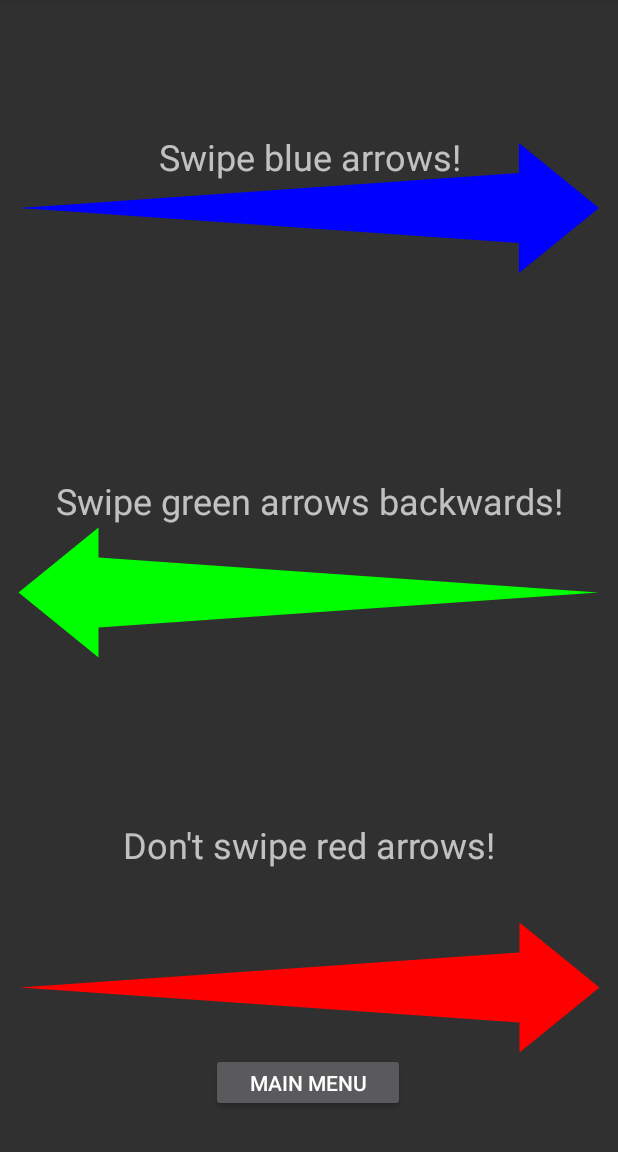
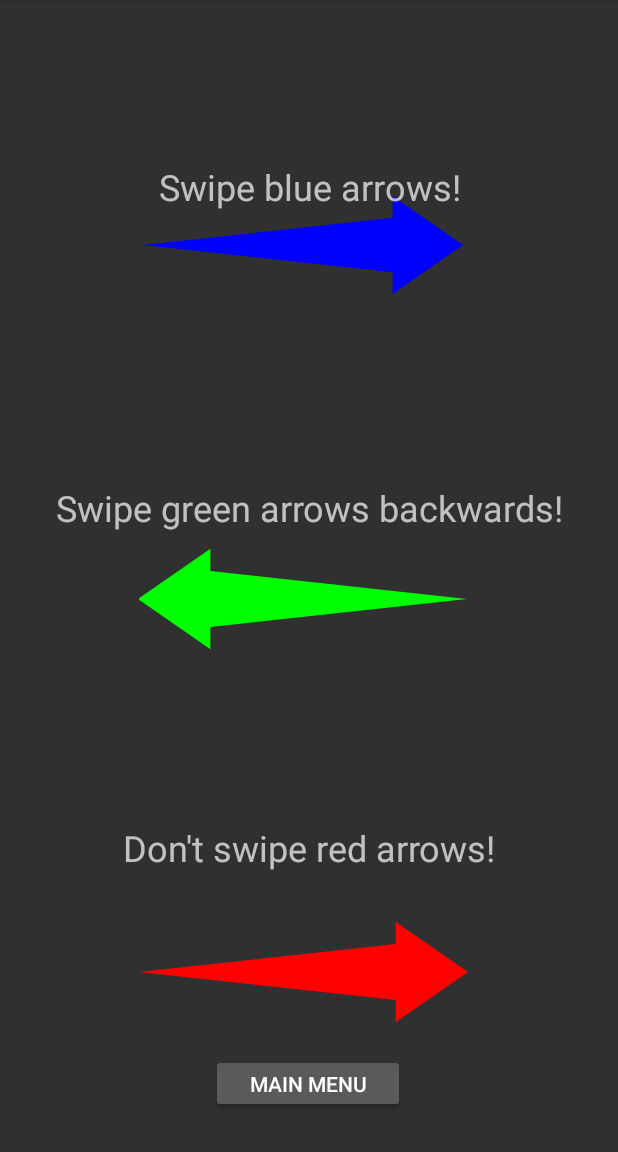
Before and after one commit to jballen73/Slash, an Android app: the InstructionsActivity screen opened directly, with no data from a screen before it, on a phone screen of 412 x 824 dp, the part 84-1236 px from its top. Run offline under Robolectric (Android 15) with nearby library versions, the phone set to English and light mode, and no system bars.

Commit message:
Arrows now are square layouts with the arrow drawn in the center of the layout and matching in size to the layout.  Arrow proportions have also been changed slightly in the process.

```diff
--- a/app/src/main/java/projects/jballen/slash/Constants.java
+++ b/app/src/main/java/projects/jballen/slash/Constants.java
@@ -4,10 +4,14 @@ class Constants {
     static final int MINIMUM_VELOCITY = 2500;
     static final double STRAIGHT_DEADBAND = .30;
     static final double DIAGONAL_DEADBAND = .6;
+
     static final float BASE_ARROW_WIDTH = 70f;
     static final float BASE_ARROW_HEIGHT = 500f;
     static final float TOP_ARROW_EXTENSION = 30;
     static final float TOP_ARROW_HEIGHT = 80;
+    static final float BASE_ARROW_HEIGHT_PERCENT = .78f;
+    static final float BASE_ARROW_WIDTH_PERCENT = .17f;
+
     static final float DOWN_ROTATION = 0;
     static final float DOWN_LEFT_ROTATION = 45;
     static final float LEFT_ROTATION = 90;
--- a/app/src/main/java/projects/jballen/slash/GameArrow.java
+++ b/app/src/main/java/projects/jballen/slash/GameArrow.java
@@ -9,10 +9,8 @@ import android.graphics.Path;
 import android.util.AttributeSet;
 import android.view.View;
 
-import static projects.jballen.slash.Constants.BASE_ARROW_HEIGHT;
-import static projects.jballen.slash.Constants.BASE_ARROW_WIDTH;
-import static projects.jballen.slash.Constants.TOP_ARROW_EXTENSION;
-import static projects.jballen.slash.Constants.TOP_ARROW_HEIGHT;
+import static projects.jballen.slash.Constants.BASE_ARROW_HEIGHT_PERCENT;
+import static projects.jballen.slash.Constants.BASE_ARROW_WIDTH_PERCENT;
 
 /**
  * TODO: document your custom view class.
@@ -22,6 +20,7 @@ public class GameArrow extends View {
     private int directionValue = 8;
     private FlingType direction;
     private Paint arrowPaint;
+    Path arrowPath;
     public GameArrow(Context context) {
         super(context);
         init(null, 0);
@@ -54,6 +53,7 @@ public class GameArrow extends View {
         arrowPaint.setColor(color);
         arrowPaint.setStyle(Paint.Style.FILL);
 
+        arrowPath =  new Path();
         // Update TextPaint and text measurements from attributes
         invalidateTextPaintAndMeasurements();
     }
@@ -66,35 +66,66 @@ public class GameArrow extends View {
     protected void onDraw(Canvas canvas) {
         super.onDraw(canvas);
 
-        // TODO: consider storing these as member variables to reduce
-        // allocations per draw cycle.
         int paddingLeft = getPaddingLeft();
         int paddingTop = getPaddingTop();
         int paddingRight = getPaddingRight();
         int paddingBottom = getPaddingBottom();
 
-        int contentWidth = getWidth() - paddingLeft - paddingRight;
-        int contentHeight = getHeight() - paddingTop - paddingBottom - (int)BASE_ARROW_HEIGHT - (int)TOP_ARROW_HEIGHT;
+        int contentWidth = (getWidth() - paddingLeft - paddingRight);
+        int contentHeight = (getHeight() - paddingTop - paddingBottom);
         canvas.save();
-        canvas.rotate(direction.getRotateAngle(), contentWidth/2, (contentHeight + BASE_ARROW_HEIGHT + TOP_ARROW_HEIGHT)/2);
+        canvas.rotate(direction.getRotateAngle(), contentWidth/2, (contentHeight)/2);
         // Draw the arrow.
         arrowPaint.setColor(color);
-        Path arrowPath = new Path();
-        arrowPath.moveTo((contentWidth)/2, (contentHeight)/2);
-        arrowPath.rLineTo(BASE_ARROW_WIDTH/2, BASE_ARROW_HEIGHT);
-        arrowPath.rLineTo(TOP_ARROW_EXTENSION, 0);
-        arrowPath.rLineTo(-(BASE_ARROW_WIDTH/2 + TOP_ARROW_EXTENSION), TOP_ARROW_HEIGHT);
-        arrowPath.rLineTo(-(BASE_ARROW_WIDTH/2 + TOP_ARROW_EXTENSION), -TOP_ARROW_HEIGHT);
-        arrowPath.rLineTo(TOP_ARROW_EXTENSION, 0);
-        arrowPath.rLineTo(BASE_ARROW_WIDTH/2, -BASE_ARROW_HEIGHT);
+        arrowPath.moveTo(contentWidth / 2, 0);
+        arrowPath.rLineTo(-(contentWidth * BASE_ARROW_WIDTH_PERCENT)/2, contentHeight * BASE_ARROW_HEIGHT_PERCENT);
+        arrowPath.rLineTo(-(contentWidth * (BASE_ARROW_WIDTH_PERCENT)/(2.5f)), 0);
+        arrowPath.rLineTo((contentWidth * (BASE_ARROW_WIDTH_PERCENT)/(2.5f)) + (contentWidth * BASE_ARROW_WIDTH_PERCENT)/2,
+                contentHeight * (1-BASE_ARROW_HEIGHT_PERCENT));
+        arrowPath.rLineTo((contentWidth * (BASE_ARROW_WIDTH_PERCENT)/(2.5f)) + (contentWidth * BASE_ARROW_WIDTH_PERCENT)/2,
+                -contentHeight * (1-BASE_ARROW_HEIGHT_PERCENT));
+        arrowPath.rLineTo(-(contentWidth * (BASE_ARROW_WIDTH_PERCENT)/(2.5f)), 0);
+        arrowPath.rLineTo(-(contentWidth * BASE_ARROW_WIDTH_PERCENT)/2, -contentHeight * BASE_ARROW_HEIGHT_PERCENT);
         canvas.drawPath(arrowPath, arrowPaint);
         canvas.restore();
 
 
     }
+    @Override
+    protected void onMeasure(int widthMeasureSpec, int heightMeasureSpec) {
+        super.onMeasure(widthMeasureSpec, heightMeasureSpec);
+        int size;
+        int width = getMeasuredWidth() - getPaddingRight() - getPaddingLeft();
+        int height = getMeasuredHeight() - getPaddingTop() - getPaddingBottom();
+        size = (width > height) ? height : width;
+        setMeasuredDimension(size + getPaddingLeft() + getPaddingRight(),
+                size + getPaddingBottom() + getPaddingTop());
+    }
 
+    /*
+    @Override
+    protected void onMeasure(int widthMeasureSpec, int heightMeasureSpec) {
+        int desiredWidth = getSuggestedMinimumWidth() + getPaddingLeft() + getPaddingRight();
+        int desiredHeight = getSuggestedMinimumHeight() + getPaddingBottom() + getPaddingTop();
+        setMeasuredDimension(measureDimension(desiredWidth, widthMeasureSpec), measureDimension(desiredHeight, heightMeasureSpec));
+    }
+    private int measureDimension(int desiredSize, int measureSpec) {
+        int result;
+        int specMode = MeasureSpec.getMode(measureSpec);
+        int specSize = MeasureSpec.getSize((measureSpec));
+        if (specMode == MeasureSpec.EXACTLY) {
+            result = specSize;
+        } else {
+            result = desiredSize;
+            if (specMode == MeasureSpec.AT_MOST) {
+                result = Math.min(result, specSize);
+            }
+        }
+        return result;
+    }
+    */
     /**
-     * Sets the view's example color attribute value. In the example view, this color
+     * Sets the arrow's color attribute value. In the example view, this color
      * is the font color.
      *
      * @param color The example color attribute value to use.
--- a/app/src/main/res/layout/activity_instructions.xml
+++ b/app/src/main/res/layout/activity_instructions.xml
@@ -10,40 +10,37 @@
         android:id="@+id/exampleRegularArrow"
         android:layout_width="wrap_content"
         android:layout_height="213dp"
+        android:layout_marginTop="8dp"
         android:layout_marginEnd="8dp"
-        android:layout_marginTop="8dp"
         app:layout_constraintBottom_toBottomOf="parent"
         app:layout_constraintEnd_toEndOf="parent"
-        app:layout_constraintHorizontal_bias="0.0"
         app:layout_constraintStart_toStartOf="parent"
         app:layout_constraintTop_toTopOf="parent"
-        app:layout_constraintVertical_bias="0.044" />
+        app:layout_constraintVertical_bias="0.089" />
 
     <projects.jballen.slash.GameArrow
         android:id="@+id/exampleReverseArrow"
         android:layout_width="wrap_content"
         android:layout_height="219dp"
+        android:layout_marginTop="8dp"
         android:layout_marginEnd="8dp"
-        android:layout_marginTop="8dp"
         app:layout_constraintBottom_toBottomOf="parent"
         app:layout_constraintEnd_toEndOf="parent"
-        app:layout_constraintHorizontal_bias="0.0"
         app:layout_constraintStart_toStartOf="parent"
         app:layout_constraintTop_toTopOf="parent"
-        app:layout_constraintVertical_bias="0.513" />
+        app:layout_constraintVertical_bias="0.521" />
 
     <projects.jballen.slash.GameArrow
         android:id="@+id/exampleNotArrow"
         android:layout_width="wrap_content"
         android:layout_height="219dp"
+        android:layout_marginTop="8dp"
         android:layout_marginEnd="8dp"
-        android:layout_marginTop="8dp"
         app:layout_constraintBottom_toBottomOf="parent"
         app:layout_constraintEnd_toEndOf="parent"
-        app:layout_constraintHorizontal_bias="0.0"
         app:layout_constraintStart_toStartOf="parent"
         app:layout_constraintTop_toTopOf="parent"
-        app:layout_constraintVertical_bias="1.0" />
+        app:layout_constraintVertical_bias="0.982" />
 
     <TextView
         android:id="@+id/regularArrowInstructions"
```
Also changed, not shown: app/src/main/res/layout/activity_game.xml (+18 -17 lines), app/src/main/res/layout/text.xml (added, +19 -0 lines).
